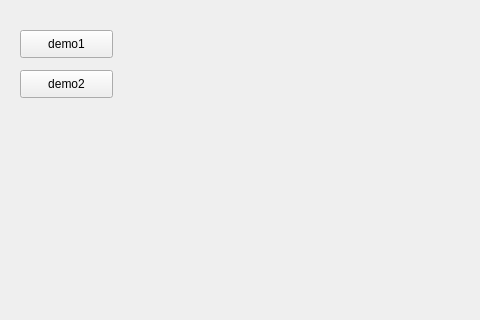
Before: the Qt Designer form OpenCVDemo_with_Qt/mainwindow.ui in littleHuixian/QtProject, drawn with Qt 5; both pictures show x 0 to 480 and y 0 to 320 of the 800 by 600 pixel window.
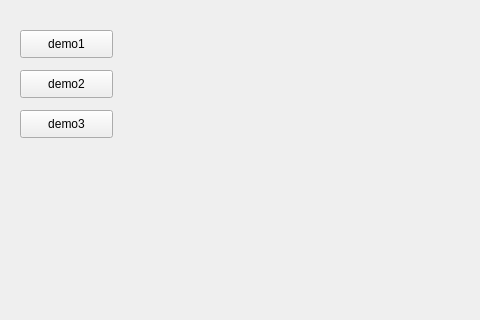
After: the same form once the commit is applied.

Patch:
```diff
--- a/OpenCVDemo_with_Qt/mainwindow.ui
+++ b/OpenCVDemo_with_Qt/mainwindow.ui
@@ -40,6 +40,19 @@
      <string>demo2</string>
     </property>
    </widget>
+   <widget class="QPushButton" name="btnDemo3">
+    <property name="geometry">
+     <rect>
+      <x>20</x>
+      <y>110</y>
+      <width>93</width>
+      <height>28</height>
+     </rect>
+    </property>
+    <property name="text">
+     <string>demo3</string>
+    </property>
+   </widget>
   </widget>
   <widget class="QMenuBar" name="menubar">
    <property name="geometry">
```
